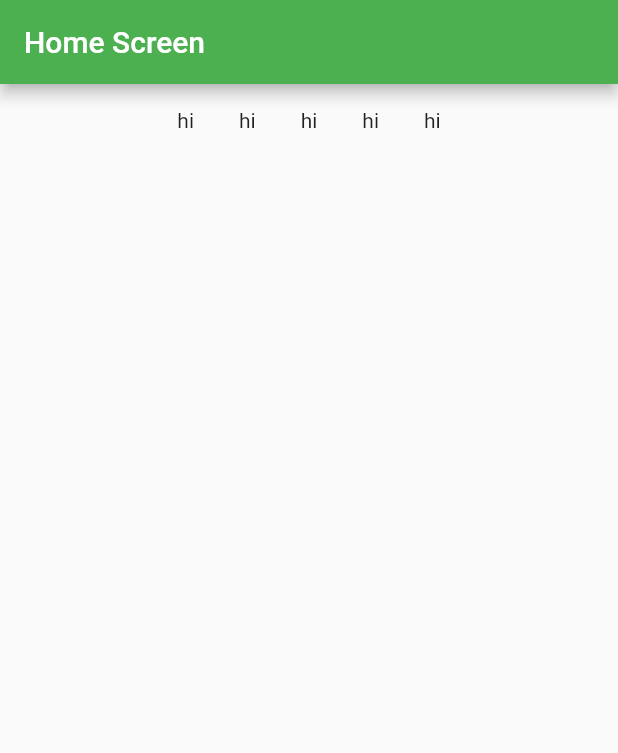
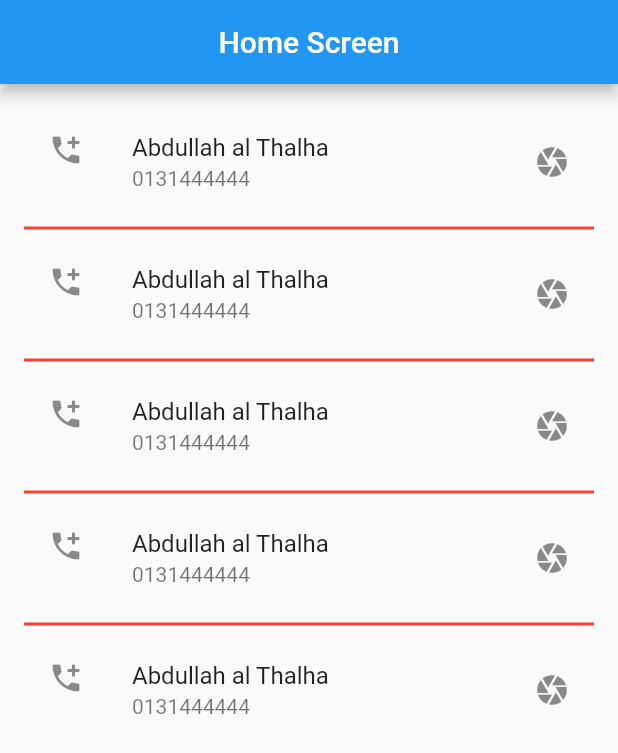
Before and after one commit to AbdullahThalha/Flutter, a Flutter app: the screen it shows after launch, on a phone screen of 412 x 824 dp. Shown: the top 753 px of the screen. Run offline on Flutter 3.47's test engine with Material 2 defaults, Android fonts, the phone set to English and light mode, and no system bars.

Commit message:
list view added

```diff
--- a/lib/main.dart
+++ b/lib/main.dart
@@ -28,29 +28,34 @@ class Homepage extends StatelessWidget {
       ///Scaffold :works on individual screen
       appBar: AppBar(
         title: Text('Home Screen'),
-        backgroundColor: Colors.green,
+        backgroundColor: Colors.blue,
+        centerTitle: true,
       ),
 
       body: Padding(
         padding: const EdgeInsets.all(16.0),
-        child: Center(
-          child:Column(
-            children: [
-              Wrap(///wrapping is like row ,but in wrapping if overlapping something
-                spacing: 30,
+        child: ListView.separated(///listview is just like array;same work again again ;
+            itemCount: 5,///builder is basic widget for listview and item count means how much time it will repeat;
+            itemBuilder:(builder,context){///itembuilder is a property in which the builder and context should be included
+              return Column(
                 children: [
-                  Text('hi'),
-                  Text('hi'),
-                  Text('hi'),
-                  Text('hi'),
-                  Text('hi'),
+                  ListTile(
+                    title: Text('Abdullah al Thalha'),
+                    subtitle: Text('0131444444'),
+                    leading: Icon(Icons.add_call),
+                    trailing: Icon(Icons.camera),
 
+                  )
                 ],
-              )
 
-
-            ],
-          ),
+              );
+            },
+          separatorBuilder: (BuildContext context, int index) {
+              return Divider(
+                thickness: 2,
+                color: Colors.red,
+              );
+          },
 
         ),
       ),
```
